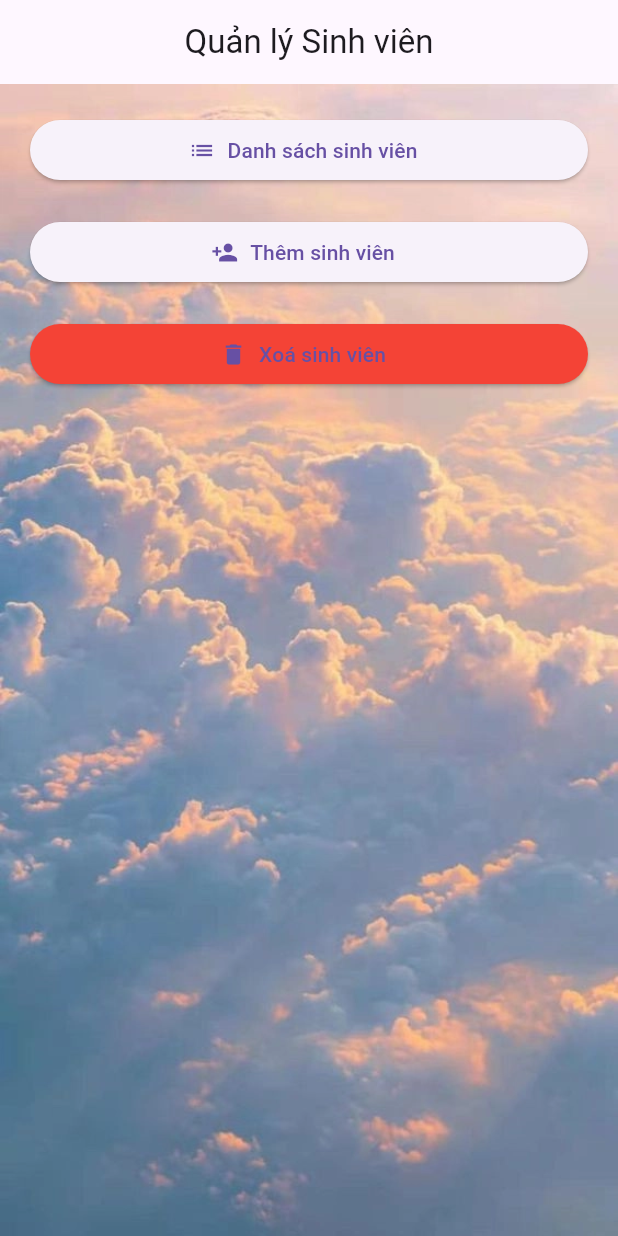
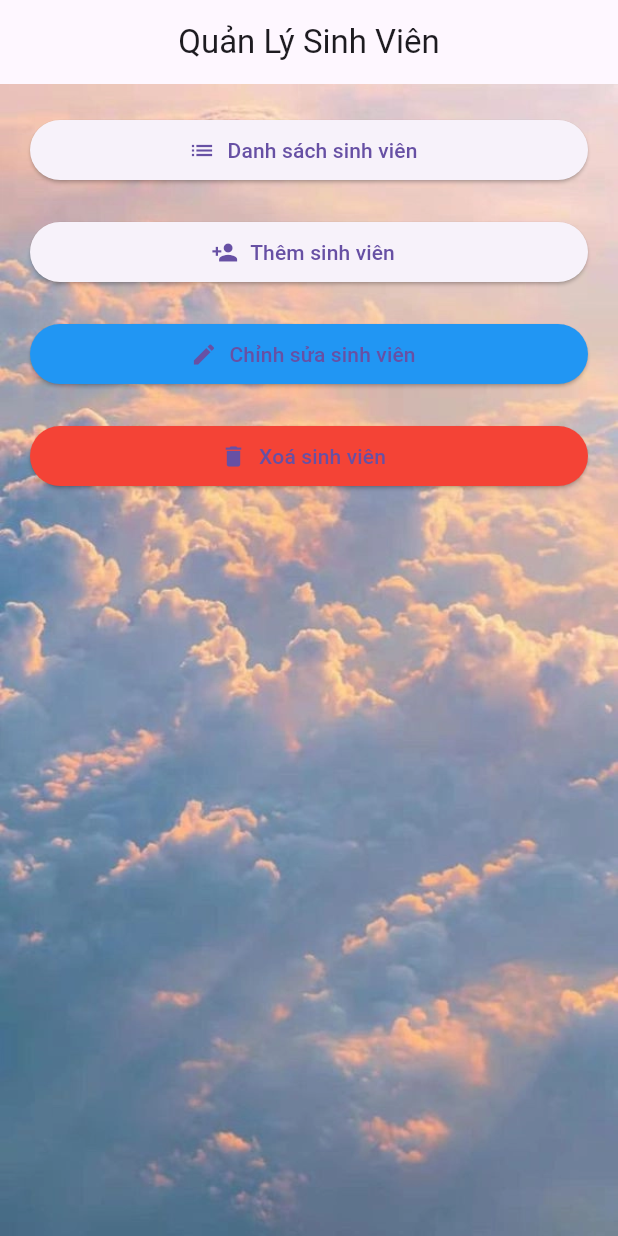
Before and after one commit to NgnThnhLng05/flutter_qlsv, a Flutter app: the screen it shows after launch, on a phone screen of 412 x 824 dp. Run offline on Flutter 3.47's test engine with Material 3 defaults, Android fonts, the phone set to English and light mode, and no system bars; our stand-ins replace qr_flutter; missing offline and left inert: mobile_scanner.

Commit message:
Cập nhật code chỉnh sửa sinh viên

```diff
--- a/lib/models/student.dart
+++ b/lib/models/student.dart
@@ -1,7 +1,7 @@
 class Student {
-  final String id;
-  final String name;
-  final String className;
+  String id;
+  String name;
+  String className;
 
   Student({
     required this.id,
--- a/lib/screens/home_page.dart
+++ b/lib/screens/home_page.dart
@@ -1,6 +1,7 @@
 import 'package:flutter/material.dart';
 import 'add_student_page.dart';
 import 'student_list_page.dart';
+import 'edit_student_page.dart';
 import 'delete_student_page.dart'; // thêm trang xoá
 import '../services/student_service.dart'; // import StudentService
 
@@ -9,7 +10,7 @@ class HomePage extends StatelessWidget {
   Widget build(BuildContext context) {
     return Scaffold(
       appBar: AppBar(
-        title: Text('Quản lý Sinh viên'),
+        title: Text('Quản Lý Sinh Viên'),
         centerTitle: true,
       ),
       body: Stack(
@@ -52,6 +53,20 @@ class HomePage extends StatelessWidget {
                 ),
                 SizedBox(height: 20),
                 ElevatedButton.icon(
+                  icon: Icon(Icons.edit),
+                  label: Text('Chỉnh sửa sinh viên'),
+                  style: ElevatedButton.styleFrom(
+                    backgroundColor: Colors.blue,
+                  ),
+                  onPressed: () {
+                    Navigator.push(
+                      context,
+                      MaterialPageRoute(builder: (context) => EditStudentPage()),
+                    );
+                  },
+                ),
+                SizedBox(height: 20),
+                ElevatedButton.icon(
                   icon: Icon(Icons.delete),
                   label: Text('Xoá sinh viên'),
                   style: ElevatedButton.styleFrom(
--- a/lib/services/student_service.dart
+++ b/lib/services/student_service.dart
@@ -8,4 +8,8 @@ class StudentService {
   static void addStudent(Student student) {
     _students.add(student);
   }
+
+  static void removeStudent(Student student) {
+    _students.remove(student);
+  }
 }
```
Also changed, not shown: lib/screens/edit_student_page.dart (added, +122 -0 lines).
